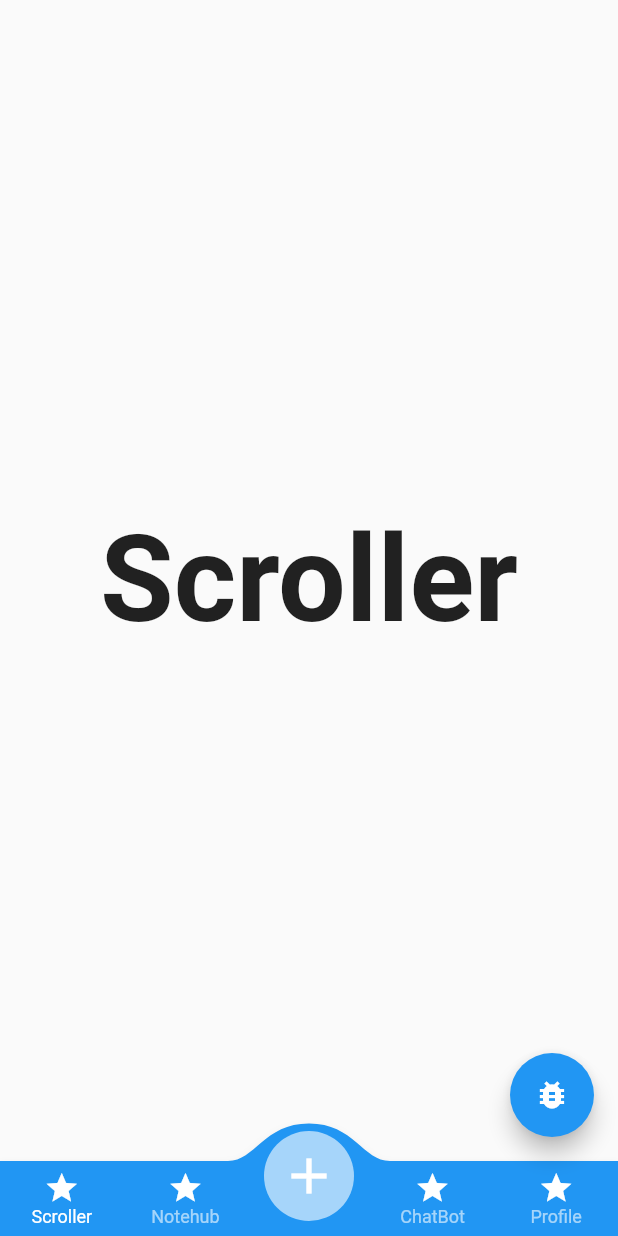
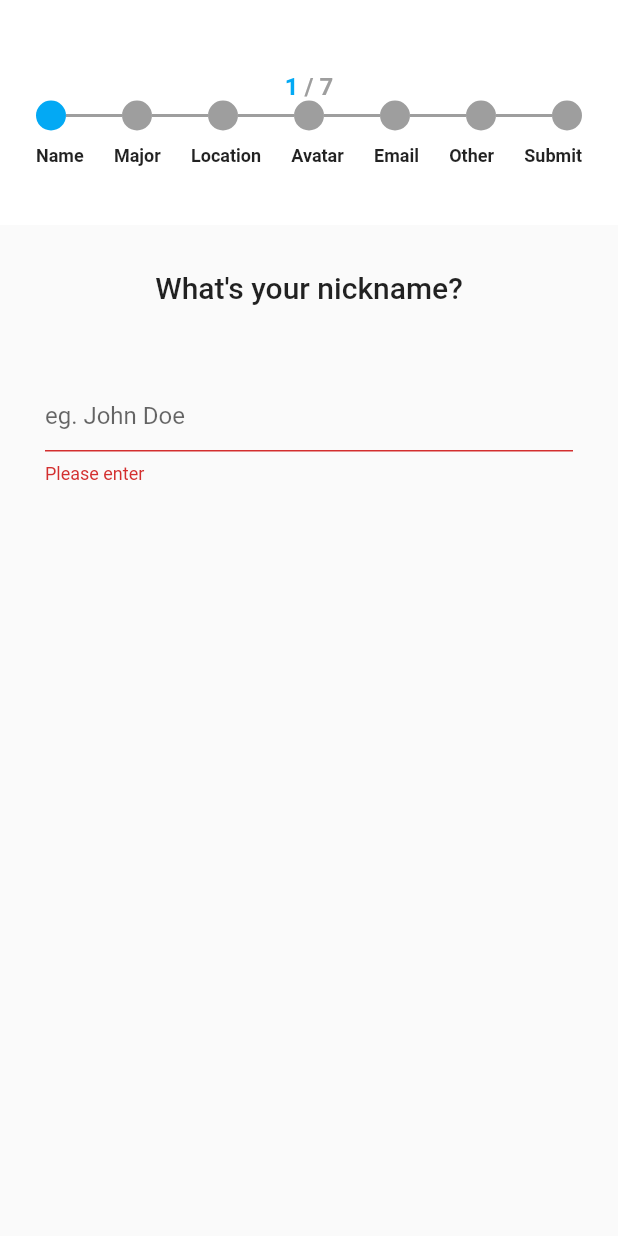
Before and after one commit to retroflux-mobile/Retroflux, a Flutter app: the screen it shows once a user with an empty profile is signed in, on a phone screen of 412 x 824 dp. Run offline on Flutter 3.47's test engine with Material 2 defaults, Android fonts, the phone set to English and light mode, and no system bars; drawn by our look-alikes of convex_bottom_bar; our stand-ins replace cloud_firestore, firebase_auth, firebase_core, firebase_storage, image_cropper, image_picker; missing offline and left inert: flutterfire_ui; accounts and stored records are empty; generated files the repository leaves out were written again; statements that could not run were skipped.

Commit message:
added the signup page to collect users' info

```diff
--- a/lib/screens/login_method_screen.dart
+++ b/lib/screens/login_method_screen.dart
@@ -3,11 +3,18 @@ import 'package:flutter/material.dart';
 import 'package:flutterfire_ui/auth.dart';
 import 'package:retroflux/firebase_options.dart';
 import 'package:retroflux/screens/homepage_screen.dart';
+import 'package:retroflux/screens/signup_screen.dart';
+import 'package:retroflux/screens/signup_swipe_screen.dart';
 
 class LoginMethodScreen extends StatelessWidget {
   static const String routeName = '/login_method';
 
   const LoginMethodScreen({Key? key}) : super(key: key);
+
+  bool checkIfNewUser() {
+    return FirebaseAuth.instance.currentUser?.metadata.creationTime ==
+        FirebaseAuth.instance.currentUser?.metadata.lastSignInTime;
+  }
 
   @override
   Widget build(BuildContext context) {
@@ -37,7 +44,11 @@ class LoginMethodScreen extends StatelessWidget {
               ]);
         }
         // Render your application if authenticated
-        return const HomePageScreen();
+        if (checkIfNewUser()) {
+          return SignUpSwipeScreen();
+        } else {
+          return const HomePageScreen();
+        }
       },
     );
   }
--- /dev/null
+++ b/lib/screens/signup_swipe_screen.dart
@@ -0,0 +1,253 @@
+import 'dart:io';
+import 'dart:math';
+
+import 'package:cloud_firestore/cloud_firestore.dart';
+import 'package:firebase_storage/firebase_storage.dart';
+import 'package:flutter/src/foundation/key.dart';
+import 'package:flutter/src/widgets/framework.dart';
+import 'package:flutter/material.dart';
+import 'package:retroflux/screens/homepage_screen.dart';
+import 'package:retroflux/widgets/StepProgressView.dart';
+import 'package:retroflux/widgets/signup_question.dart';
+
+class SignUpSwipeScreen extends StatefulWidget {
+  static const String routeName = '/signup_swipe_screen';
+
+  const SignUpSwipeScreen({Key? key}) : super(key: key);
+
+  @override
+  State<SignUpSwipeScreen> createState() => _SignUpSwipeScreenState();
+}
+
+class _SignUpSwipeScreenState extends State<SignUpSwipeScreen> {
+  var colors = [Colors.blue, Colors.pink];
+  final tags = [
+    'Name',
+    'Major',
+    'Location',
+    'Avatar',
+    'Email',
+    'Other',
+    'Submit'
+  ];
+
+  final _stepCircleRadius = 10.0;
+
+  final _stepProgressViewHeight = 150.0;
+
+  final Color _activeColor = Colors.lightBlue;
+
+  final Color _inactiveColor = Colors.grey;
+
+  final TextStyle _headerStyle =
+      const TextStyle(fontSize: 16.0, fontWeight: FontWeight.bold);
+
+  final TextStyle _stepStyle =
+      const TextStyle(fontSize: 12.0, fontWeight: FontWeight.bold);
+
+  int _curPage = 1;
+
+  StepProgressView _getStepProgress() {
+    return StepProgressView(
+      tags,
+      _curPage,
+      _stepProgressViewHeight,
+      MediaQuery.of(context).size.width,
+      _stepCircleRadius,
+      _activeColor,
+      _inactiveColor,
+      _headerStyle,
+      _stepStyle,
+      decoration: const BoxDecoration(color: Colors.white),
+      padding: const EdgeInsets.only(
+        top: 48.0,
+        left: 24.0,
+        right: 24.0,
+      ),
+    );
+  }
+
+  Future<bool> _addUserToFirebase() async {
+    if (validateAvatarPath() == null &&
+        validateName() == null &&
+        validateMajor() == null &&
+        validateLocation() == null &&
+        validateEmail() == null &&
+        validateOther() == null) {
+      try {
+        CollectionReference users =
+            FirebaseFirestore.instance.collection('Users');
+
+        final avatarUrl = await _addAvatarToCloudStorage();
+        await users.add({
+          'name': nameField.text,
+          'major': majorField.text,
+          'location': locationField.text,
+          'avatar': avatarUrl,
+          'email': emailField.text,
+          'other': otherField.text,
+        });
+        print("User added to Firebase");
+        return true;
+      } catch (e) {
+        rethrow;
+      }
+    } else {
+      const snackBar = SnackBar(
+        content: Text('Please ensure all fields are filled out correctly'),
+      );
+
+      ScaffoldMessenger.of(context).showSnackBar(snackBar);
+      return false;
+    }
+  }
+
+  Future<String?> _addAvatarToCloudStorage() async {
+    Reference? avatarsRef = FirebaseStorage.instance.ref().child('avatars');
+
+    try {
+      TaskSnapshot taskSnapshot = await avatarsRef
+          .child(avatarPathField.text)
+          .putFile(File(avatarPathField.text));
+
+      print(taskSnapshot);
+      return taskSnapshot.ref.getDownloadURL();
+    } catch (e) {
+      print(e);
+    }
+  }
+
+  final nameField = TextEditingController();
+  final majorField = TextEditingController();
+  final locationField = TextEditingController();
+  final avatarPathField = TextEditingController();
+  final emailField = TextEditingController();
+  final otherField = TextEditingController();
+
+  String? validateName() {
+    if (nameField.text.isEmpty) {
+      return "Please enter ";
+    }
+    return null;
+  }
+
+  String? validateMajor() {
+    if (majorField.text.isEmpty) {
+      return "Please enter ";
+    }
+    return null;
+  }
+
+  String? validateLocation() {
+    if (locationField.text.isEmpty) {
+      return "Please enter ";
+    }
+    return null;
+  }
+
+  String? validateAvatarPath() {
+    if (avatarPathField.text.isEmpty) {
+      return "Please upload an avatar";
+    }
+    return null;
+  }
+
+  String? validateEmail() {
+    if (emailField.text.isEmpty) {
+      return "Please enter ";
+    } else if (!emailField.text.contains('@')) {
+      return "Please enter a valid email";
+    }
+    return null;
+  }
+
+  String? validateOther() {
+    if (otherField.text.isEmpty) {
+      return "Please enter your free time";
+    } else if (double.parse(otherField.text) < 0) {
+      return "Please enter a positive number";
+    }
+    return null;
+  }
+
+  @override
+  Widget build(BuildContext context) {
+    return Scaffold(
+        body: Column(
+      children: <Widget>[
+        Container(height: 150.0, child: _getStepProgress()),
+        Expanded(
+          child: PageView(
+            onPageChanged: (i) {
+              setState(() {
+                _curPage = i + 1;
+              });
+            },
+            children: <Widget>[
+              SignupQuestion(
+                "What's your nickname?",
+                "eg. John Doe",
+                nameField,
+                validateName,
+                isAvatar: false,
+                isNumber: false,
+              ),
+              SignupQuestion(
+                "What's your major? If you are not a student, please enter NA",
+                "eg. Computer Science",
+                majorField,
+                validateMajor,
+                isAvatar: false,
+                isNumber: false,
+              ),
+              SignupQuestion(
+                "Where are you from?",
+                "eg. New York, NY",
+                locationField,
+                validateLocation,
+                isAvatar: false,
+                isNumber: false,
+              ),
+              SignupQuestion(
+                "What's your avatar?",
+                "eg. https://example.com/avatar.png",
+                avatarPathField,
+                validateAvatarPath,
+                isAvatar: true,
+                isNumber: false,
+              ),
+              SignupQuestion(
+                "What's your email?",
+                "eg. example@gmail.com",
+                emailField,
+                validateEmail,
+                isAvatar: false,
+                isNumber: false,
+              ),
+              SignupQuestion(
+                "How much free time do you normally have in a day (in hours)?",
+                "eg. 2",
+                otherField,
+                validateOther,
+                isAvatar: false,
+                isNumber: true,
+              ),
+              Center(
+                child: ElevatedButton(
+                  child: const Text("Finish Sign Up"),
+                  onPressed: () {
+                    _addUserToFirebase().then((res) => {
+                          if (res)
+                            Navigator.of(context)
+                                .pushNamed(HomePageScreen.routeName)
+                        });
+                  },
+                ),
+              ),
+            ],
+          ),
+        )
+      ],
+    ));
+  }
+}
--- /dev/null
+++ b/lib/widgets/StepProgressView.dart
@@ -0,0 +1,151 @@
+import 'package:flutter/src/foundation/key.dart';
+import 'package:flutter/src/widgets/framework.dart';
+import 'package:flutter/material.dart';
+
+class StepProgressView extends StatelessWidget {
+  //height of the container
+  final double _height;
+//width of the container
+  final double _width;
+//container decoration
+  final BoxDecoration decoration;
+//list of texts to be shown for each step
+  final List<String> _stepsText;
+//cur step identifier
+  final int _curStep;
+//active color
+  final Color _activeColor;
+//in-active color
+  final Color _inactiveColor;
+//dot radius
+  final double _dotRadius;
+//container padding
+  final EdgeInsets padding;
+//line height
+  final double lineHeight;
+//header textstyle
+  final TextStyle _headerStyle;
+//steps text
+  final TextStyle _stepStyle;
+
+  const StepProgressView(
+    List<String> stepsText,
+    int curStep,
+    double height,
+    double width,
+    double dotRadius,
+    Color activeColor,
+    Color inactiveColor,
+    TextStyle headerStyle,
+    TextStyle stepsStyle, {
+    required this.decoration,
+    required this.padding,
+    this.lineHeight = 2.0,
+  })  : _stepsText = stepsText,
+        _curStep = curStep,
+        _height = height,
+        _width = width,
+        _dotRadius = dotRadius,
+        _activeColor = activeColor,
+        _inactiveColor = inactiveColor,
+        _headerStyle = headerStyle,
+        _stepStyle = stepsStyle,
+        assert(curStep > 0 == true && curStep <= stepsText.length),
+        assert(width > 0),
+        assert(height >= 2 * dotRadius),
+        assert(width >= dotRadius * 2 * stepsText.length);
+
+  List<Widget> _buildDots() {
+    var wids = <Widget>[];
+    _stepsText.asMap().forEach((i, text) {
+      var circleColor =
+          (i == 0 || _curStep > i + 1) ? _activeColor : _inactiveColor;
+
+      var lineColor = _curStep > i + 1 ? _activeColor : _inactiveColor;
+
+      wids.add(
+        CircleAvatar(
+          radius: _dotRadius,
+          backgroundColor: circleColor,
+        ),
+      );
+
+      //add a line separator
+      //0-------0--------0
+      if (i != _stepsText.length - 1) {
+        wids.add(
+          Expanded(
+            child: Container(
+              height: lineHeight,
+              color: lineColor,
+            ),
+          ),
+        );
+      }
+    });
+
+    return wids;
+  }
+
+  List<Widget> _buildText() {
+    var wids = <Widget>[];
+    _stepsText.asMap().forEach((i, text) {
+      wids.add(
+        Text(
+          text,
+          style: _stepStyle,
+        ),
+      );
+    });
+
+    return wids;
+  }
+
+  @override
+  Widget build(BuildContext context) {
+    return Container(
+      padding: padding,
+      height: this._height,
+      width: this._width,
+      decoration: this.decoration,
+      child: Column(
+        children: <Widget>[
+          Container(
+            child: Center(
+              child: RichText(
+                text: TextSpan(
+                  children: [
+                    TextSpan(
+                      text: (_curStep).toString(),
+                      style: _headerStyle.copyWith(
+                        color: _activeColor, //this is always going to be active
+                      ),
+                    ),
+                    TextSpan(
+                      text: " / " + _stepsText.length.toString(),
+                      style: _headerStyle.copyWith(
+                        color: _curStep == _stepsText.length
+                            ? _activeColor
+                            : _inactiveColor,
+                      ),
+                    ),
+                  ],
+                ),
+              ),
+            ),
+          ),
+          Row(
+            children: _buildDots(),
+          ),
+          const SizedBox(
+            height: 10,
+          ),
+          Row(
+            mainAxisAlignment: MainAxisAlignment.spaceBetween,
+            children: _buildText(),
+          )
+        ],
+      ),
+    );
+  }
+}
--- /dev/null
+++ b/lib/widgets/signup_question.dart
@@ -0,0 +1,61 @@
+import 'package:flutter/src/foundation/key.dart';
+import 'package:flutter/src/widgets/framework.dart';
+import 'package:flutter/material.dart';
+import 'package:retroflux/widgets/ImagePickerWidget.dart';
+
+class SignupQuestion extends StatefulWidget {
+  static const String routeName = '/signup_question';
+
+  final TextEditingController textController;
+  final String question;
+  final String hint;
+  final bool isAvatar;
+  final bool isNumber;
+  final Function validate;
+
+  SignupQuestion(
+    this.question,
+    this.hint,
+    this.textController,
+    this.validate, {
+    Key? key,
+    required this.isAvatar,
+    required this.isNumber,
+  });
+
+  @override
+  State<SignupQuestion> createState() => _SignupQuestionState();
+}
+
+class _SignupQuestionState extends State<SignupQuestion> {
+  @override
+  Widget build(BuildContext context) {
+    return Padding(
+      padding: const EdgeInsets.all(30.0),
+      child: Column(
+        children: [
+          Text(
+            widget.question,
+            style: Theme.of(context).textTheme.headline6,
+          ),
+          const SizedBox(
+            height: 50,
+          ),
+          widget.isAvatar
+              ? ImagePickerWidget(widget.textController)
+              : TextField(
+                  decoration: InputDecoration(
+                    floatingLabelBehavior: FloatingLabelBehavior.always,
+                    hintText: widget.hint,
+                    errorText: widget.validate(),
+                  ),
+                  keyboardType: widget.isNumber
+                      ? TextInputType.number
+                      : TextInputType.text,
+                  controller: widget.textController,
+                ),
+        ],
+      ),
+    );
+  }
+}
--- a/pubspec.yaml
+++ b/pubspec.yaml
@@ -44,6 +44,10 @@ dependencies:
   flutterfire_ui: ^0.4.2
   google_sign_in: ^5.3.3
   provider: ^6.0.3
+  image_picker: ^0.8.5+3
+  image_cropper: ^2.0.3
+  cloud_firestore: ^3.2.1
+  firebase_storage: ^10.3.1
 
 dev_dependencies:
   flutter_test:
```
Also changed, not shown: lib/widgets/ImagePickerWidget.dart (added, +130 -0 lines), 1 other file.
